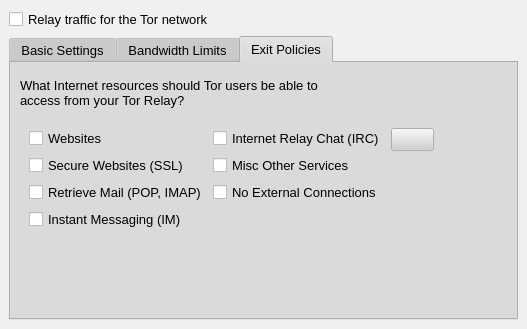
Above: src/gui/config/serverpage.ui from a-ilin/vidalia before the change. Below: the same form after it.
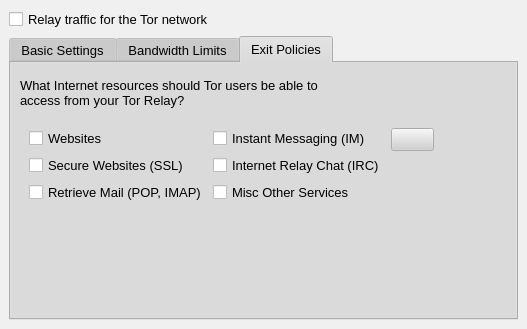
That is the form after the change. The open tabs and pages were chosen to show the change. Icons and pictures are not drawn.

Commit message:
Get rid of the "No external connections" checkbox.
svn:r1411

Patch:
```diff
--- a/src/gui/config/serverpage.ui
+++ b/src/gui/config/serverpage.ui
@@ -15,265 +15,469 @@
   <property name="palette" >
    <palette>
     <active>
-     <color>
+     <colorrole role="WindowText" >
+      <brush brushstyle="SolidPattern" >
+       <color alpha="255" >
       <red>0</red>
       <green>0</green>
       <blue>0</blue>
      </color>
-     <color>
+      </brush>
+     </colorrole>
+     <colorrole role="Button" >
+      <brush brushstyle="SolidPattern" >
+       <color alpha="255" >
       <red>208</red>
       <green>208</green>
       <blue>208</blue>
      </color>
-     <color>
+      </brush>
+     </colorrole>
+     <colorrole role="Light" >
+      <brush brushstyle="SolidPattern" >
+       <color alpha="255" >
       <red>255</red>
       <green>255</green>
       <blue>255</blue>
      </color>
-     <color>
+      </brush>
+     </colorrole>
+     <colorrole role="Midlight" >
+      <brush brushstyle="SolidPattern" >
+       <color alpha="255" >
       <red>247</red>
       <green>247</green>
       <blue>247</blue>
      </color>
-     <color>
+      </brush>
+     </colorrole>
+     <colorrole role="Dark" >
+      <brush brushstyle="SolidPattern" >
+       <color alpha="255" >
       <red>104</red>
       <green>104</green>
       <blue>104</blue>
      </color>
-     <color>
+      </brush>
+     </colorrole>
+     <colorrole role="Mid" >
+      <brush brushstyle="SolidPattern" >
+       <color alpha="255" >
       <red>139</red>
       <green>139</green>
       <blue>139</blue>
      </color>
-     <color>
+      </brush>
+     </colorrole>
+     <colorrole role="Text" >
+      <brush brushstyle="SolidPattern" >
+       <color alpha="255" >
       <red>0</red>
       <green>0</green>
       <blue>0</blue>
      </color>
-     <color>
+      </brush>
+     </colorrole>
+     <colorrole role="BrightText" >
+      <brush brushstyle="SolidPattern" >
+       <color alpha="255" >
       <red>255</red>
       <green>255</green>
       <blue>255</blue>
      </color>
-     <color>
+      </brush>
+     </colorrole>
+     <colorrole role="ButtonText" >
+      <brush brushstyle="SolidPattern" >
+       <color alpha="255" >
       <red>0</red>
       <green>0</green>
       <blue>0</blue>
      </color>
-     <color>
+      </brush>
+     </colorrole>
+     <colorrole role="Base" >
+      <brush brushstyle="SolidPattern" >
+       <color alpha="255" >
       <red>255</red>
       <green>255</green>
       <blue>255</blue>
      </color>
-     <color>
+      </brush>
+     </colorrole>
+     <colorrole role="Window" >
+      <brush brushstyle="SolidPattern" >
+       <color alpha="255" >
       <red>240</red>
       <green>240</green>
       <blue>240</blue>
      </color>
-     <color>
+      </brush>
+     </colorrole>
+     <colorrole role="Shadow" >
+      <brush brushstyle="SolidPattern" >
+       <color alpha="255" >
       <red>0</red>
       <green>0</green>
       <blue>0</blue>
      </color>
-     <color>
+      </brush>
+     </colorrole>
+     <colorrole role="Highlight" >
+      <brush brushstyle="SolidPattern" >
+       <color alpha="255" >
       <red>0</red>
       <green>0</green>
       <blue>128</blue>
      </color>
-     <color>
+      </brush>
+     </colorrole>
+     <colorrole role="HighlightedText" >
+      <brush brushstyle="SolidPattern" >
+       <color alpha="255" >
       <red>255</red>
       <green>255</green>
       <blue>255</blue>
      </color>
-     <color>
+      </brush>
+     </colorrole>
+     <colorrole role="Link" >
+      <brush brushstyle="SolidPattern" >
+       <color alpha="255" >
       <red>0</red>
       <green>0</green>
       <blue>255</blue>
      </color>
-     <color>
+      </brush>
+     </colorrole>
+     <colorrole role="LinkVisited" >
+      <brush brushstyle="SolidPattern" >
+       <color alpha="255" >
       <red>255</red>
       <green>0</green>
       <blue>255</blue>
      </color>
-     <color>
+      </brush>
+     </colorrole>
+     <colorrole role="AlternateBase" >
+      <brush brushstyle="SolidPattern" >
+       <color alpha="255" >
       <red>231</red>
       <green>231</green>
       <blue>231</blue>
      </color>
+      </brush>
+     </colorrole>
     </active>
     <inactive>
-     <color>
+     <colorrole role="WindowText" >
+      <brush brushstyle="SolidPattern" >
+       <color alpha="255" >
       <red>0</red>
       <green>0</green>
       <blue>0</blue>
      </color>
-     <color>
+      </brush>
+     </colorrole>
+     <colorrole role="Button" >
+      <brush brushstyle="SolidPattern" >
+       <color alpha="255" >
       <red>208</red>
       <green>208</green>
       <blue>208</blue>
      </color>
-     <color>
+      </brush>
+     </colorrole>
+     <colorrole role="Light" >
+      <brush brushstyle="SolidPattern" >
+       <color alpha="255" >
       <red>255</red>
       <green>255</green>
       <blue>255</blue>
      </color>
-     <color>
+      </brush>
+     </colorrole>
+     <colorrole role="Midlight" >
+      <brush brushstyle="SolidPattern" >
+       <color alpha="255" >
       <red>247</red>
       <green>247</green>
       <blue>247</blue>
      </color>
-     <color>
+      </brush>
+     </colorrole>
+     <colorrole role="Dark" >
+      <brush brushstyle="SolidPattern" >
+       <color alpha="255" >
       <red>104</red>
       <green>104</green>
       <blue>104</blue>
      </color>
-     <color>
+      </brush>
+     </colorrole>
+     <colorrole role="Mid" >
+      <brush brushstyle="SolidPattern" >
+       <color alpha="255" >
       <red>139</red>
       <green>139</green>
       <blue>139</blue>
      </color>
-     <color>
+      </brush>
+     </colorrole>
+     <colorrole role="Text" >
+      <brush brushstyle="SolidPattern" >
+       <color alpha="255" >
       <red>0</red>
       <green>0</green>
       <blue>0</blue>
      </color>
-     <color>
+      </brush>
+     </colorrole>
+     <colorrole role="BrightText" >
+      <brush brushstyle="SolidPattern" >
+       <color alpha="255" >
       <red>255</red>
       <green>255</green>
       <blue>255</blue>
      </color>
-     <color>
+      </brush>
+     </colorrole>
+     <colorrole role="ButtonText" >
+      <brush brushstyle="SolidPattern" >
+       <color alpha="255" >
       <red>0</red>
       <green>0</green>
       <blue>0</blue>
      </color>
-     <color>
+      </brush>
+     </colorrole>
+     <colorrole role="Base" >
+      <brush brushstyle="SolidPattern" >
+       <color alpha="255" >
       <red>255</red>
       <green>255</green>
       <blue>255</blue>
      </color>
-     <color>
+      </brush>
+     </colorrole>
+     <colorrole role="Window" >
+      <brush brushstyle="SolidPattern" >
+       <color alpha="255" >
       <red>240</red>
       <green>240</green>
       <blue>240</blue>
      </color>
-     <color>
+      </brush>
+     </colorrole>
+     <colorrole role="Shadow" >
+      <brush brushstyle="SolidPattern" >
+       <color alpha="255" >
       <red>0</red>
       <green>0</green>
       <blue>0</blue>
      </color>
-     <color>
+      </brush>
+     </colorrole>
+     <colorrole role="Highlight" >
+      <brush brushstyle="SolidPattern" >
+       <color alpha="255" >
       <red>192</red>
       <green>192</green>
       <blue>192</blue>
      </color>
-     <color>
+      </brush>
+     </colorrole>
+     <colorrole role="HighlightedText" >
+      <brush brushstyle="SolidPattern" >
+       <color alpha="255" >
       <red>0</red>
       <green>0</green>
       <blue>0</blue>
      </color>
-     <color>
+      </brush>
+     </colorrole>
+     <colorrole role="Link" >
+      <brush brushstyle="SolidPattern" >
+       <color alpha="255" >
       <red>0</red>
       <green>0</green>
       <blue>255</blue>
      </color>
-     <color>
+      </brush>
+     </colorrole>
+     <colorrole role="LinkVisited" >
+      <brush brushstyle="SolidPattern" >
+       <color alpha="255" >
       <red>255</red>
       <green>0</green>
       <blue>255</blue>
      </color>
-     <color>
+      </brush>
+     </colorrole>
+     <colorrole role="AlternateBase" >
+      <brush brushstyle="SolidPattern" >
+       <color alpha="255" >
       <red>231</red>
       <green>231</green>
       <blue>231</blue>
      </color>
+      </brush>
+     </colorrole>
     </inactive>
     <disabled>
-     <color>
+     <colorrole role="WindowText" >
+      <brush brushstyle="SolidPattern" >
+       <color alpha="255" >
       <red>104</red>
       <green>104</green>
       <blue>104</blue>
      </color>
-     <color>
+      </brush>
+     </colorrole>
+     <colorrole role="Button" >
+      <brush brushstyle="SolidPattern" >
+       <color alpha="255" >
       <red>208</red>
       <green>208</green>
       <blue>208</blue>
      </color>
-     <color>
+      </brush>
+     </colorrole>
+     <colorrole role="Light" >
+      <brush brushstyle="SolidPattern" >
+       <color alpha="255" >
       <red>255</red>
       <green>255</green>
       <blue>255</blue>
      </color>
-     <color>
+      </brush>
+     </colorrole>
+     <colorrole role="Midlight" >
+      <brush brushstyle="SolidPattern" >
+       <color alpha="255" >
       <red>247</red>
       <green>247</green>
       <blue>247</blue>
      </color>
-     <color>
+      </brush>
+     </colorrole>
+     <colorrole role="Dark" >
+      <brush brushstyle="SolidPattern" >
+       <color alpha="255" >
       <red>104</red>
       <green>104</green>
       <blue>104</blue>
      </color>
-     <color>
+      </brush>
+     </colorrole>
+     <colorrole role="Mid" >
+      <brush brushstyle="SolidPattern" >
+       <color alpha="255" >
       <red>139</red>
       <green>139</green>
       <blue>139</blue>
      </color>
-     <color>
+      </brush>
+     </colorrole>
+     <colorrole role="Text" >
+      <brush brushstyle="SolidPattern" >
+       <color alpha="255" >
       <red>104</red>
       <green>104</green>
       <blue>104</blue>
      </color>
-     <color>
+      </brush>
+     </colorrole>
+     <colorrole role="BrightText" >
+      <brush brushstyle="SolidPattern" >
+       <color alpha="255" >
       <red>255</red>
       <green>255</green>
       <blue>255</blue>
      </color>
-     <color>
+      </brush>
+     </colorrole>
+     <colorrole role="ButtonText" >
+      <brush brushstyle="SolidPattern" >
+       <color alpha="255" >
       <red>104</red>
       <green>104</green>
       <blue>104</blue>
      </color>
-     <color>
+      </brush>
+     </colorrole>
+     <colorrole role="Base" >
+      <brush brushstyle="SolidPattern" >
+       <color alpha="255" >
       <red>240</red>
       <green>240</green>
       <blue>240</blue>
      </color>
-     <color>
+      </brush>
+     </colorrole>
+     <colorrole role="Window" >
+      <brush brushstyle="SolidPattern" >
+       <color alpha="255" >
       <red>240</red>
       <green>240</green>
       <blue>240</blue>
      </color>
-     <color>
+      </brush>
+     </colorrole>
+     <colorrole role="Shadow" >
+      <brush brushstyle="SolidPattern" >
+       <color alpha="255" >
       <red>0</red>
       <green>0</green>
       <blue>0</blue>
      </color>
-     <color>
+      </brush>
+     </colorrole>
+     <colorrole role="Highlight" >
+      <brush brushstyle="SolidPattern" >
+       <color alpha="255" >
       <red>0</red>
       <green>0</green>
       <blue>128</blue>
      </color>
-     <color>
+      </brush>
+     </colorrole>
+     <colorrole role="HighlightedText" >
+      <brush brushstyle="SolidPattern" >
+       <color alpha="255" >
       <red>255</red>
       <green>255</green>
       <blue>255</blue>
      </color>
-     <color>
+      </brush>
+     </colorrole>
+     <colorrole role="Link" >
+      <brush brushstyle="SolidPattern" >
+       <color alpha="255" >
       <red>0</red>
       <green>0</green>
       <blue>255</blue>
      </color>
-     <color>
+      </brush>
+     </colorrole>
+     <colorrole role="LinkVisited" >
+      <brush brushstyle="SolidPattern" >
+       <color alpha="255" >
       <red>255</red>
       <green>0</green>
       <blue>255</blue>
      </color>
-     <color>
+      </brush>
+     </colorrole>
+     <colorrole role="AlternateBase" >
+      <brush brushstyle="SolidPattern" >
+       <color alpha="255" >
       <red>231</red>
       <green>231</green>
       <blue>231</blue>
      </color>
+      </brush>
+     </colorrole>
     </disabled>
    </palette>
   </property>
@@ -1016,7 +1220,7 @@
                <property name="spacing" >
                 <number>6</number>
                </property>
-               <item row="0" column="1" >
+               <item row="1" column="1" >
                 <widget class="QCheckBox" name="chkIRC" >
                  <property name="contextMenuPolicy" >
                   <enum>Qt::NoContextMenu</enum>
@@ -1043,19 +1247,6 @@
                 </widget>
                </item>
                <item row="2" column="1" >
-                <widget class="QCheckBox" name="chkNoExternal" >
-                 <property name="contextMenuPolicy" >
-                  <enum>Qt::NoContextMenu</enum>
-                 </property>
-                 <property name="toolTip" >
-                  <string>Only internal Tor network traffic is passed</string>
-                 </property>
-                 <property name="text" >
-                  <string>No External Connections</string>
-                 </property>
-                </widget>
-               </item>
-               <item row="1" column="1" >
                 <widget class="QCheckBox" name="chkMisc" >
                  <property name="contextMenuPolicy" >
                   <enum>Qt::NoContextMenu</enum>
@@ -1068,7 +1259,7 @@
                  </property>
                 </widget>
                </item>
-               <item row="3" column="0" >
+               <item row="0" column="1" >
                 <widget class="QCheckBox" name="chkIM" >
                  <property name="contextMenuPolicy" >
                   <enum>Qt::NoContextMenu</enum>
```
Left out of the diff: 8 changed lines with no effect on the pictures. Lines whose indentation alone changed are shown as unchanged.
